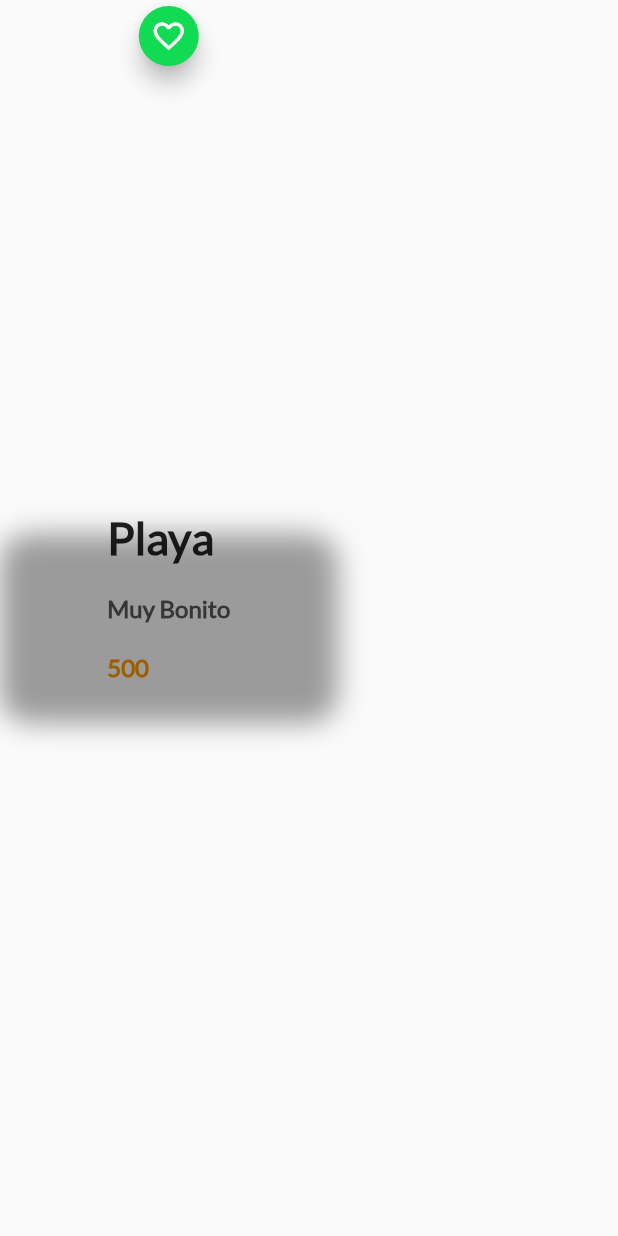
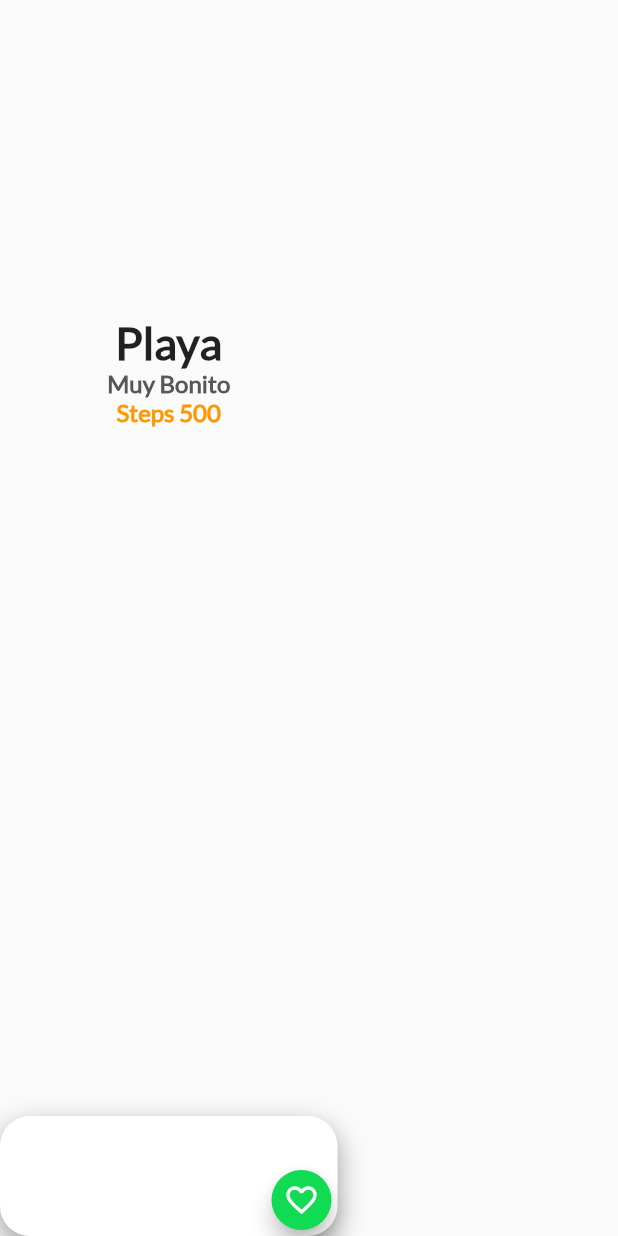
Before and after one commit to ricardo9407/flutter_application_1, a Flutter app: the CardDescription widget shown alone on an empty page, opened directly, on a phone screen of 412 x 824 dp. Run offline on Flutter 3.47's test engine with Material 2 defaults, Android fonts, the phone set to English and light mode, and no system bars.

Commit message:
Arreglos de ultimos detalles

```diff
--- a/lib/card_description.dart
+++ b/lib/card_description.dart
@@ -13,7 +13,6 @@ class CardDescription extends StatelessWidget {
     // TODO: implement build
 
     final steps = Container(
-        margin: new EdgeInsets.only(top: 20.0, right: 20.0, left: 20.0),
         child: Text(
       pasos,
       style: const TextStyle(
@@ -24,7 +23,6 @@ class CardDescription extends StatelessWidget {
     ));
 
     final description = Container(
-      margin: new EdgeInsets.only(top: 20.0, right: 20.0, left: 20.0),
       child: Text(descriptionPlace,
           style: const TextStyle(
               fontFamily: "Lato",
@@ -34,7 +32,7 @@ class CardDescription extends StatelessWidget {
     );
 
     final title = Container(
-      margin: EdgeInsets.only(top: 340.0, left: 20.0, right: 20.0),
+      margin: EdgeInsets.only(top: 210.0),
       child: Text(
         namePlace,
         style: TextStyle(
@@ -44,9 +42,10 @@ class CardDescription extends StatelessWidget {
     );
 
     final card = Container(
-      height: 125,
+      height: 80,
       width: 225,
       decoration: BoxDecoration(
+          color: Colors.white,
           borderRadius: BorderRadius.all(Radius.circular(20.0)),
           shape: BoxShape.rectangle,
           boxShadow: <BoxShadow>[
@@ -58,17 +57,17 @@ class CardDescription extends StatelessWidget {
     );
 
     final descriptions = Column(
-      crossAxisAlignment: CrossAxisAlignment.start,
+      crossAxisAlignment: CrossAxisAlignment.center,
       children: <Widget>[title, description, steps],
     );
 
     final cards = Stack(
-      alignment: Alignment.center,
-      children: <Widget>[descriptions, card],
+      alignment: Alignment.bottomCenter,
+      children: <Widget>[card, descriptions],
     );
 
     return Stack(
-      alignment: Alignment.topCenter,
+      alignment: Alignment.bottomRight,
       children: <Widget>[cards, FloatingActionButtonGreen()],
     );
   }
--- a/lib/card_image_list_profile.dart
+++ b/lib/card_image_list_profile.dart
@@ -10,23 +10,22 @@ class CardImageListProfile extends StatelessWidget {
 
     return Container(
       height: 450,
-      margin: EdgeInsets.only(top: 300),
       child: ListView(
-        padding: EdgeInsets.all(25.0),
+        //padding: EdgeInsets.all(25.0),
         scrollDirection: Axis.vertical,
         children: <Widget>[
           CardImage("assets/image/beach.jpeg",
-              CardDescription("Playa", "Muy Bonito", "500")),
+              CardDescription("Playa", "Muy Bonito", "Steps 500")),
           CardImage("assets/image/beach_palm.jpeg",
-              CardDescription("Palm Beach", "Muy Bonito", "300")),
+              CardDescription("Palm Beach", "Muy Bonito", "Steps 300")),
           CardImage("assets/image/mountain_stars.jpeg",
-              CardDescription("Montaña Estrellada", "Muy Bonito", "250")),
+              CardDescription("Montaña Estrellada", "Muy Bonito", "Steps 250")),
           CardImage("assets/image/mountain.jpeg",
-              CardDescription("Montaña", "Muy Bonito", "50")),
+              CardDescription("Montaña", "Muy Bonito", "Steps 50")),
           CardImage("assets/image/river.jpeg",
-              CardDescription("Rio", "Muy Bonito", "500")),
+              CardDescription("Rio", "Muy Bonito", "Steps 500")),
           CardImage("assets/image/sunset.jpeg",
-              CardDescription("Atardecer", "Muy Bonito", "824"))
+              CardDescription("Atardecer", "Muy Bonito", "Steps 824"))
         ],
       ),
     );
--- a/lib/card_image_profile.dart
+++ b/lib/card_image_profile.dart
@@ -13,9 +13,8 @@ class CardImage extends StatelessWidget {
     // TODO: implement build
 
     final card = Container(
-      height: 250.0,
+      height: 220.0,
       width: 350.0,
-      margin: EdgeInsets.only(top: 80.0),
       decoration: BoxDecoration(
           image:
               DecorationImage(fit: BoxFit.cover, image: AssetImage(pathImage)),
@@ -30,8 +29,12 @@ class CardImage extends StatelessWidget {
     );
 
     return Stack(
-      alignment: Alignment.bottomCenter,
-      children: <Widget>[card, CardDescription("", "", "")],
+      alignment: Alignment(0.2, -0.4),
+      children: <Widget>[
+        card,
+        CardDescription(
+            descrip.namePlace, descrip.descriptionPlace, descrip.pasos)
+      ],
     );
   }
 }
--- a/lib/header_appbar_profile.dart
+++ /dev/null
@@ -1,14 +0,0 @@
-import 'package:flutter/material.dart';
-import 'gradient_back_profile.dart';
-import 'profile_trips_list.dart';
-
-class HeaderAppBar extends StatelessWidget {
-  @override
-  Widget build(BuildContext context) {
-    // ignore: todo
-    // TODO: implement build
-    return Stack(
-      children: <Widget>[GradientBack(), ProfileTripsList()],
-    );
-  }
-}
--- a/lib/profile_trips.dart
+++ b/lib/profile_trips.dart
@@ -1,5 +1,7 @@
 import 'package:flutter/material.dart';
-import 'header_appbar_profile.dart';
+import 'gradient_back_profile.dart';
+import 'profile_trips_list.dart';
+//import 'header_appbar_profile.dart';
 import 'card_image_list_profile.dart';
 
 class ProfileTrips extends StatelessWidget {
@@ -10,9 +12,10 @@ class ProfileTrips extends StatelessWidget {
     return Stack(
       alignment: Alignment.topCenter,
       children: <Widget>[
-        HeaderAppBar(),
+        //HeaderAppBar(),
+        GradientBack(),
         ListView(
-          children: <Widget>[CardImageListProfile()],
+          children: <Widget>[ProfileTripsList(), CardImageListProfile()],
         )
       ],
     );
--- a/lib/profile_trips_list.dart
+++ b/lib/profile_trips_list.dart
@@ -10,7 +10,7 @@ class ProfileTripsList extends StatelessWidget {
     // TODO: implement build
 
     return Container(
-      height: 350.0,
+      height: 290.0,
       child: Column(
         crossAxisAlignment: CrossAxisAlignment.start,
         children: <Widget>[
```
Lines whose indentation alone changed are shown as unchanged.
